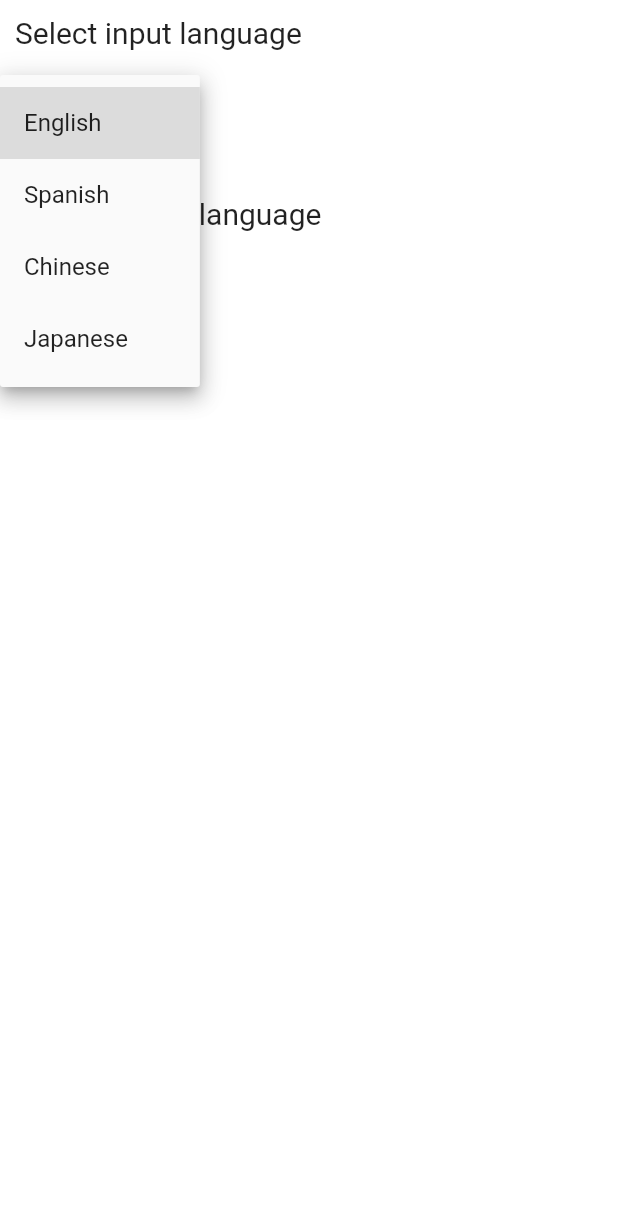
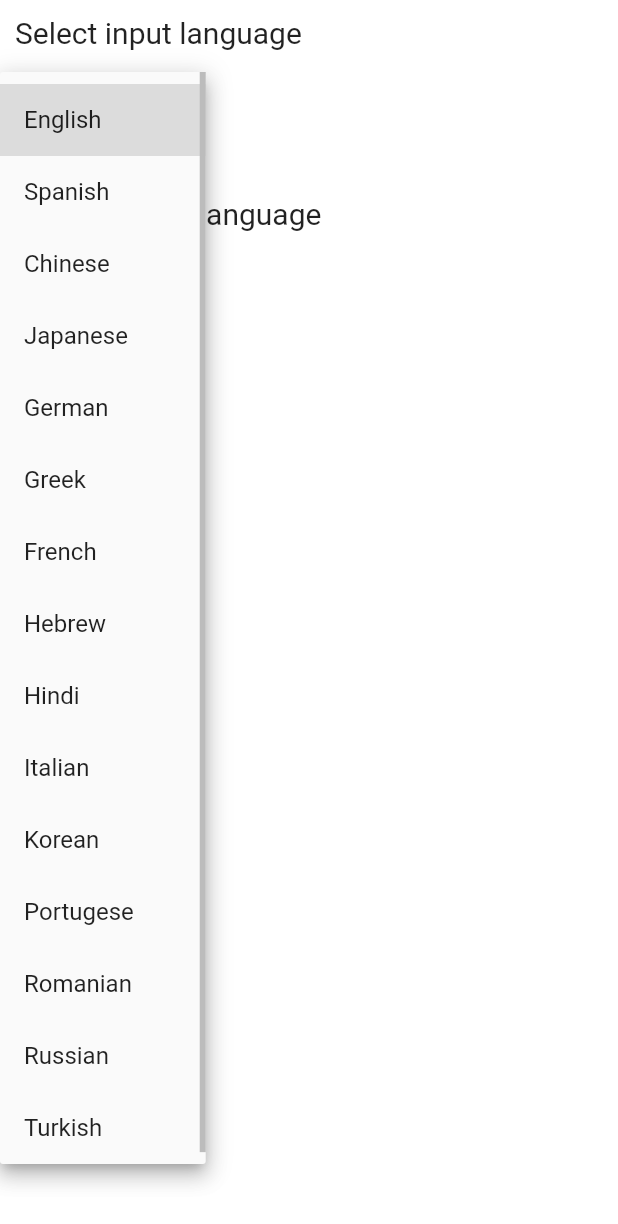
Before and after one commit to Chibueze-Adeyemi-Ajayi/LanguageProcessor, a Flutter app: the SettingsPage screen opened directly, after a tap on "English", on a phone screen of 412 x 824 dp. Shown: the top 1224 px of the screen. Run offline on Flutter 3.47's test engine with Material 2 defaults, Android fonts, the phone set to English and light mode, and no system bars; our stand-ins replace speech_to_text; missing offline and left inert: google_mlkit_language_id, google_mlkit_translation.

Commit message:
Mobile App

```diff
--- a/lib/fragments/settings.dart
+++ b/lib/fragments/settings.dart
@@ -7,13 +7,16 @@ class SettingsPage extends StatefulWidget {
   @override
   State<SettingsPage> createState() => _SettingsPageState();
 }
-
+List <String> languages = <String> [
+    "English", "Spanish", "Chinese", "Japanese",
+    "German", "Greek", "French", "Hebrew", "Hindi",
+    "Italian", "Korean", "Portugese", "Romanian",
+    "Russian", "Turkish"
+  ];
 class _SettingsPageState extends State<SettingsPage> {
 
-  var languages = [
-    "English", "Spanish", "Chinese", "Japanese"
-  ];
 
+  String default_lang = "English", default_translate = "Spanish";
   @override
   Widget build(BuildContext context) {
     return Scaffold(
@@ -29,7 +32,7 @@ class _SettingsPageState extends State<SettingsPage> {
             Text("Select input language", style: TextStyle(fontSize: 20), textAlign: TextAlign.start,),
             Container(height: 25,),
             DropdownButton(
-              value: "English",
+              value: default_lang,
               icon: const Icon(Icons.keyboard_arrow_down),
               items: languages.map((String items) {
                 return DropdownMenuItem(
@@ -38,13 +41,13 @@ class _SettingsPageState extends State<SettingsPage> {
                 );
               }).toList(),
               onChanged: (index) {
-
+                print(index);
             }),
             Container(height: 25,),
             Text("Select output language", style: TextStyle(fontSize: 20)),
             Container(height: 25,),
             DropdownButton(
-              value: "Spanish",
+              value: default_translate,
               icon: const Icon(Icons.keyboard_arrow_down),
               items: languages.map((String items) {
                 return DropdownMenuItem(
```
